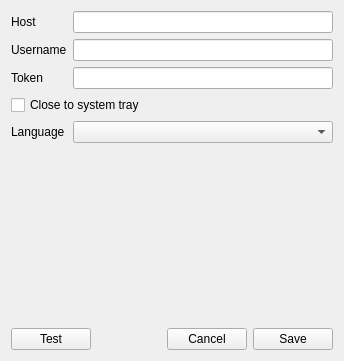
Before: the Qt Designer form src/app/settingswidget.ui in AlexandrePTJ/kemai, drawn with Qt 5.
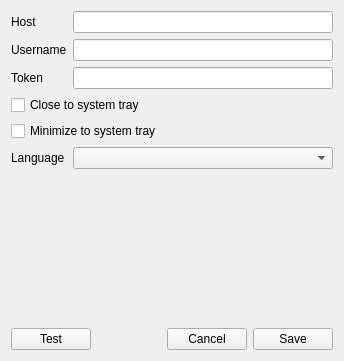
After: the same form once the commit is applied.

Commit message: #47 Minimize to tray

```diff
--- a/src/app/settingswidget.ui
+++ b/src/app/settingswidget.ui
@@ -57,7 +57,7 @@
        </property>
       </widget>
      </item>
-     <item row="4" column="0">
+     <item row="5" column="0">
       <widget class="QLabel" name="label">
        <property name="text">
         <string>Language</string>
@@ -71,9 +71,16 @@
        </property>
       </widget>
      </item>
-     <item row="4" column="1">
+     <item row="5" column="1">
       <widget class="QComboBox" name="cbLanguage"/>
      </item>
+     <item row="4" column="0" colspan="2">
+      <widget class="QCheckBox" name="cbMinimizeToSystemTray">
+       <property name="text">
+        <string>Minimize to system tray</string>
+       </property>
+      </widget>
+     </item>
     </layout>
    </item>
    <item>
```
The commit also changes 5 other files.
